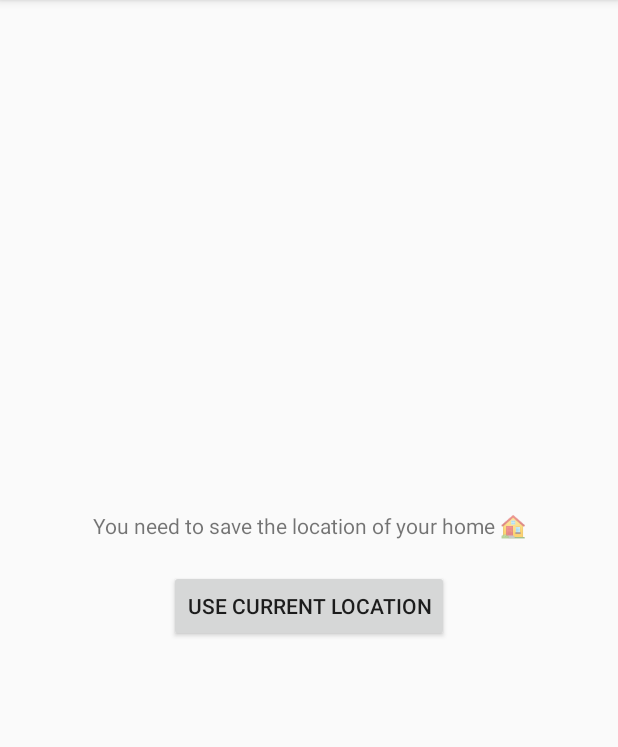
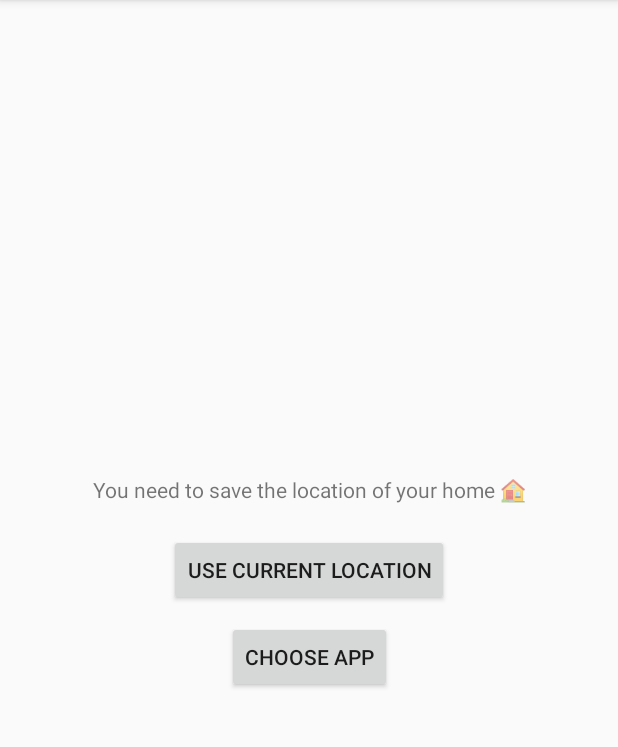
Before and after one commit to gianlucaparadise/memoranda-loco, an Android app: the screen it shows after launch (MainActivity), on a phone screen of 412 x 824 dp, the part 84-831 px from its top. Run offline under Robolectric (Android 15) with nearby library versions, the phone set to English and light mode, and no system bars; our stand-ins replace Dagger/Hilt's generated code, Room's generated code, data binding; libraries missing offline, so code that uses them is left out: androidx.hilt.lifecycle.

Commit message:
Missing AppToOpen handling

```diff
--- a/app/src/main/java/com/gianlucaparadise/memorandaloco/exception/Exceptions.kt
+++ b/app/src/main/java/com/gianlucaparadise/memorandaloco/exception/Exceptions.kt
@@ -19,3 +19,8 @@
  * This is thrown when the GPS is turned off and the user
  */
 class GpsTurnedOffException : Exception()
+
+/**
+ * This is thrown when the user didn't choose the app to open when the notification is tapped
+ */
+class MissingAppToOpenException : Exception()
--- a/app/src/main/java/com/gianlucaparadise/memorandaloco/geofencing/GeofencingUpdateReceiver.kt
+++ b/app/src/main/java/com/gianlucaparadise/memorandaloco/geofencing/GeofencingUpdateReceiver.kt
@@ -77,7 +77,7 @@ class GeofencingUpdateReceiver : Hilt_GeofencingUpdateReceiver() {
                 action =
                     NotificationAction(
                         NotificationAction.Type.OpenAnotherApp,
-                        "it.ministerodellasalute.immuni" // TODO make this customizable
+                        preferenceHelper.appToOpen ?: "it.ministerodellasalute.immuni" // This is the official italian contact tracing app
                     )
                 recordTriggerType = NotificationRecord.TriggerType.Leaving
             }
--- a/app/src/main/java/com/gianlucaparadise/memorandaloco/ui/main/MainFragment.kt
+++ b/app/src/main/java/com/gianlucaparadise/memorandaloco/ui/main/MainFragment.kt
@@ -53,6 +53,7 @@ class MainFragment : Fragment() {
                 MainViewModel.MessageType.GenericRemoveGeofenceError -> view.context.getString(R.string.error_remove_geofences_generic)
                 MainViewModel.MessageType.InvalidLocationError -> view.context.getString(R.string.error_location_invalid)
                 MainViewModel.MessageType.GenericLocationError -> view.context.getString(R.string.error_location_generic)
+                MainViewModel.MessageType.MissingAppToOpen -> view.context.getString(R.string.error_missing_app_to_open)
             }
 
             txt_message.textAlignment = when (errorDescriptor.type) {
@@ -68,6 +69,9 @@ class MainFragment : Fragment() {
                 else -> false
             }
 
+            group_choose_app.isVisible =
+                errorDescriptor.type == MainViewModel.MessageType.MissingAppToOpen
+
             val isOk = errorDescriptor.type == MainViewModel.MessageType.Ok
             btn_checkHome.isVisible = isOk
             btn_updateWithCurrentLocation.isVisible = isOk
--- a/app/src/main/java/com/gianlucaparadise/memorandaloco/ui/main/MainViewModel.kt
+++ b/app/src/main/java/com/gianlucaparadise/memorandaloco/ui/main/MainViewModel.kt
@@ -8,15 +8,13 @@ import androidx.lifecycle.ViewModel
 import androidx.lifecycle.viewModelScope
 import com.gianlucaparadise.memorandaloco.alert.AlertHelper
 import com.gianlucaparadise.memorandaloco.db.AppDatabase
-import com.gianlucaparadise.memorandaloco.exception.GpsTurnedOffException
-import com.gianlucaparadise.memorandaloco.exception.InvalidLocationException
-import com.gianlucaparadise.memorandaloco.exception.MissingHomeException
-import com.gianlucaparadise.memorandaloco.exception.PermissionsNotGrantedException
+import com.gianlucaparadise.memorandaloco.exception.*
 import com.gianlucaparadise.memorandaloco.externalNavigator.ExternalNavigatorHelper
 import com.gianlucaparadise.memorandaloco.geofencing.GeofencingHelper
 import com.gianlucaparadise.memorandaloco.location.LocationHelper
 import com.gianlucaparadise.memorandaloco.permission.PermissionsChecker
 import com.gianlucaparadise.memorandaloco.permission.PermissionsRequestor
+import com.gianlucaparadise.memorandaloco.preference.PreferenceHelper
 import com.google.android.gms.common.api.ApiException
 import com.google.android.gms.location.GeofenceStatusCodes
 import kotlinx.coroutines.launch
@@ -29,7 +27,8 @@ class MainViewModel @ViewModelInject constructor(
     private val appDatabase: AppDatabase,
     private val locationHelper: LocationHelper,
     private val externalNavigator: ExternalNavigatorHelper,
-    private val alertHelper: AlertHelper
+    private val alertHelper: AlertHelper,
+    private val preferenceHelper: PreferenceHelper
 ) : ViewModel() {
 
     private val tag = "MainViewModel"
@@ -46,6 +45,8 @@ class MainViewModel @ViewModelInject constructor(
                 if (!permissionsChecker.hasBackgroundLocationPermission()) throw PermissionsNotGrantedException()
 
                 val home = appDatabase.getHome() ?: throw MissingHomeException()
+
+                val appToOpen = preferenceHelper.appToOpen ?: throw MissingAppToOpenException()
 
                 geofencingHelper.addGeofence(
                     homeGeofenceId,
@@ -84,9 +85,13 @@ class MainViewModel @ViewModelInject constructor(
             } catch (ex: MissingHomeException) {
                 Log.e(tag, "addGeofence: MissingHomeException", ex)
                 _message.value = MessageDescriptor(MessageType.MissingHome, throwable = ex)
+            } catch (ex: MissingAppToOpenException) {
+                Log.e(tag, "addGeofence: MissingAppToOpenException", ex)
+                _message.value = MessageDescriptor(MessageType.MissingAppToOpen, throwable = ex)
             } catch (ex: Exception) {
                 Log.e(tag, "addGeofence: Error", ex)
-                _message.value = MessageDescriptor(MessageType.GenericAddGeofenceError, throwable = ex)
+                _message.value =
+                    MessageDescriptor(MessageType.GenericAddGeofenceError, throwable = ex)
             }
         }
     }
@@ -168,10 +173,10 @@ class MainViewModel @ViewModelInject constructor(
                 appDatabase.deleteHomeIfPresent()
 
                 addGeofence() // this will fail because HomePlace is missing
-            }
-            catch (ex: Exception) {
+            } catch (ex: Exception) {
                 Log.e(tag, "removeGeofence: Error", ex)
-                _message.value = MessageDescriptor(MessageType.GenericRemoveGeofenceError, throwable = ex)
+                _message.value =
+                    MessageDescriptor(MessageType.GenericRemoveGeofenceError, throwable = ex)
             }
         }
     }
@@ -193,6 +198,7 @@ class MainViewModel @ViewModelInject constructor(
         GenericAddGeofenceError,
         GenericRemoveGeofenceError,
         InvalidLocationError,
-        GenericLocationError
+        GenericLocationError,
+        MissingAppToOpen
     }
 }
--- a/app/src/main/res/layout/main_fragment.xml
+++ b/app/src/main/res/layout/main_fragment.xml
@@ -89,11 +89,28 @@
             android:layout_margin="10dp"
             android:onClick="@{() -> viewmodel.removeGeofence()}"
             android:text="@string/btn_removeReminder_label"
-            app:layout_constraintBottom_toBottomOf="parent"
+            app:layout_constraintBottom_toTopOf="@+id/btn_choose_app"
             app:layout_constraintEnd_toEndOf="parent"
             app:layout_constraintStart_toStartOf="parent"
             app:layout_constraintTop_toBottomOf="@+id/btn_updateWithCurrentLocation"
             tools:visibility="visible" />
 
+        <androidx.constraintlayout.widget.Group
+            android:id="@+id/group_choose_app"
+            android:layout_width="match_parent"
+            android:layout_height="wrap_content"
+            app:constraint_referenced_ids="@+id/btn_choose_app"
+            tools:visibility="visible" />
+
+        <Button
+            android:id="@+id/btn_choose_app"
+            android:layout_width="wrap_content"
+            android:layout_height="wrap_content"
+            android:text="@string/btn_choose_app_label"
+            app:layout_constraintBottom_toBottomOf="parent"
+            app:layout_constraintEnd_toEndOf="parent"
+            app:layout_constraintStart_toStartOf="parent"
+            app:layout_constraintTop_toBottomOf="@+id/btn_removeReminder" />
+
     </androidx.constraintlayout.widget.ConstraintLayout>
 </layout>
--- a/app/src/main/res/values/strings.xml
+++ b/app/src/main/res/values/strings.xml
@@ -21,6 +21,7 @@
         📍 Wait until your position is displayed with a narrow circle\n
         🤞 Come back here and try again
     </string>
+    <string name="error_missing_app_to_open">Choose the app to open when the notification is tapped 📲🔔</string>
     <string name="error_gps_turned_off">⚠️ You need to turn on the GPS in order to save your home location 🛰️️</string>
     <string name="error_location_generic">⚠️ An error occurred while retrieving location ⚠️</string>
 
@@ -37,4 +38,5 @@
     <string name="btn_checkHome_label">Check your home</string>
     <string name="btn_updateWithCurrentLocation_label">Update home location</string>
     <string name="btn_removeReminder_label">Remove Reminder</string>
+    <string name="btn_choose_app_label">Choose app</string>
 </resources>
```
Also changed, not shown: app/src/main/java/com/gianlucaparadise/memorandaloco/preference/PreferenceHelper.kt (+22 -0 lines).
